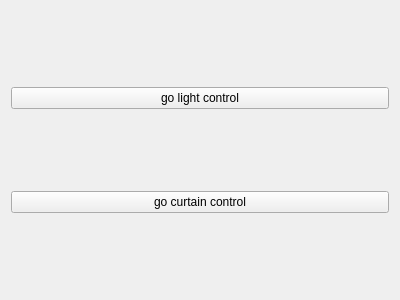
Before: the Qt Designer form mainpage.ui in breaveSun/central_control, drawn with Qt 5.
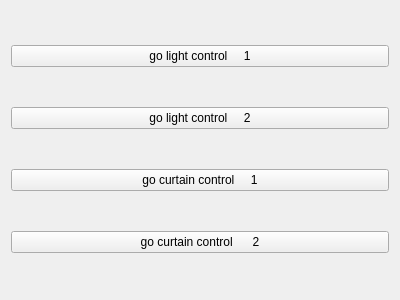
After: the same form once the commit is applied.

What changed in the file:
```diff
--- a/mainpage.ui
+++ b/mainpage.ui
@@ -23,14 +23,28 @@
    <item>
     <widget class="QPushButton" name="lightCntlr">
      <property name="text">
-      <string>go light control</string>
+      <string>go light control     1</string>
+     </property>
+    </widget>
+   </item>
+   <item>
+    <widget class="QPushButton" name="lightCntlr2">
+     <property name="text">
+      <string>go light control     2</string>
      </property>
     </widget>
    </item>
    <item>
     <widget class="QPushButton" name="curtainCntlr">
      <property name="text">
-      <string>go curtain control</string>
+      <string>go curtain control     1</string>
+     </property>
+    </widget>
+   </item>
+   <item>
+    <widget class="QPushButton" name="curtainCntlr2">
+     <property name="text">
+      <string>go curtain control      2</string>
      </property>
     </widget>
    </item>
```
